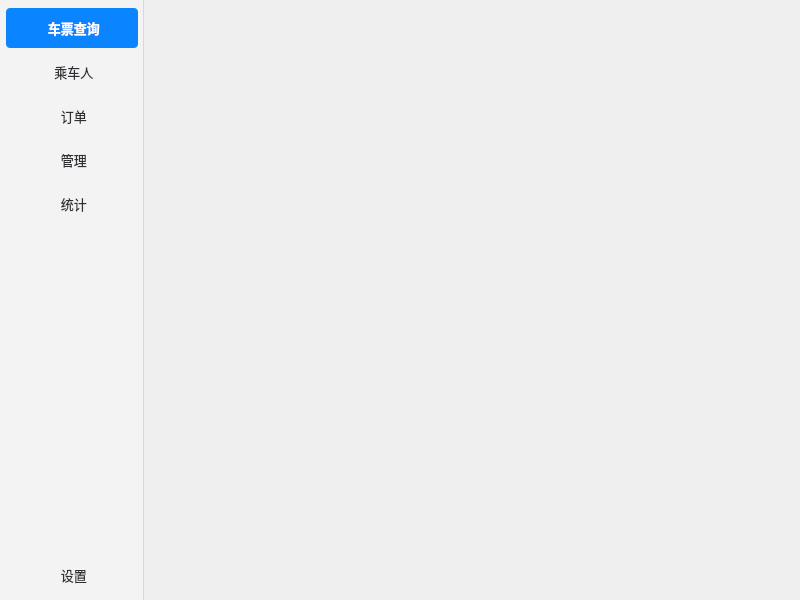
Old version of the form mainwindow.ui in the repository miunerofrade/seu-qt-summer-school.
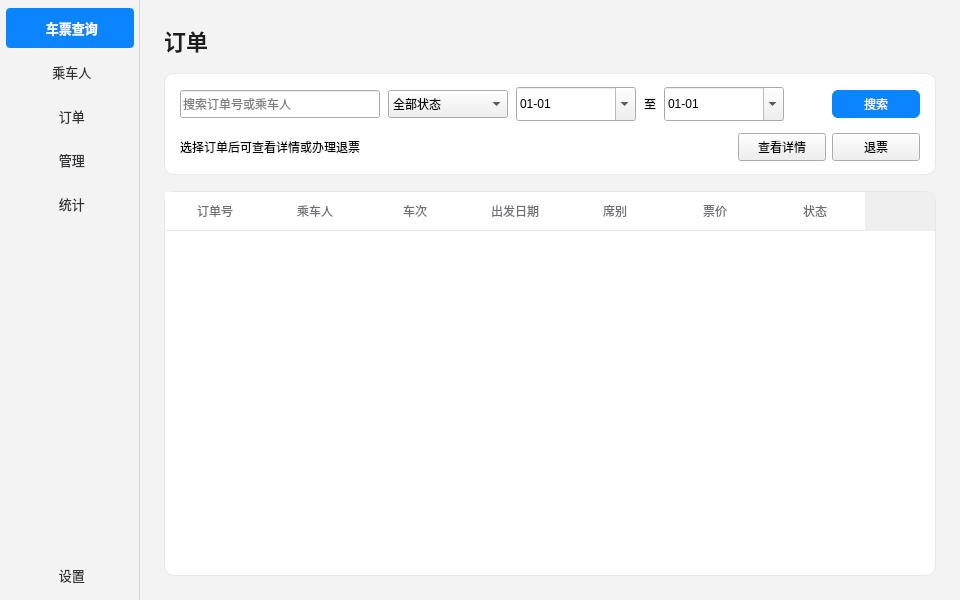
New version of the form. The open tabs and pages were chosen to show the change. Icons and pictures are not drawn. Custom widgets are drawn as their Qt base class.

Commit message: feat:增加了订单页面

What changed in the file:
```diff
--- a/mainwindow.ui
+++ b/mainwindow.ui
@@ -6,10 +6,16 @@
    <rect>
     <x>0</x>
     <y>0</y>
-    <width>800</width>
+    <width>960</width>
     <height>600</height>
    </rect>
   </property>
+  <property name="minimumSize">
+   <size>
+    <width>960</width>
+    <height>0</height>
+   </size>
+  </property>
   <property name="windowTitle">
    <string>MainWindow</string>
   </property>
@@ -34,7 +40,7 @@
      <widget class="QWidget" name="navWidget" native="true">
       <property name="minimumSize">
        <size>
-        <width>108</width>
+        <width>132</width>
         <height>0</height>
        </size>
       </property>
@@ -883,7 +889,221 @@
         </item>
        </layout>
       </widget>
-      <widget class="QWidget" name="pageOrder"/>
+      <widget class="QWidget" name="pageOrder">
+       <property name="styleSheet">
+        <string notr="true">QWidget#pageOrder {
+    background-color: #F3F3F3;
+}
+
+QLabel#labelOrderTitle {
+    color: #1D1D1F;
+    font-size: 22px;
+    font-weight: 600;
+}
+
+QWidget#orderFilterCard,
+QWidget#orderActionCard {
+    background-color: #FFFFFF;
+    border: 1px solid #E5E7EB;
+    border-radius: 10px;
+}
+
+QTableWidget#tableOrders {
+    background-color: #FFFFFF;
+    border: 1px solid #E5E7EB;
+    border-radius: 10px;
+    color: #2F3033;
+    gridline-color: #ECEDEF;
+}
+
+QTableWidget#tableOrders QHeaderView::section {
+    background-color: #FFFFFF;
+    border: none;
+    border-bottom: 1px solid #E5E7EB;
+    color: #6E6E73;
+    padding: 8px;
+}
+
+QWidget#orderFilterCard QDateEdit {
+    min-height: 28px;
+    max-height: 28px;
+}
+
+QCalendarWidget {
+    background-color: #FFFFFF;
+}
+
+QCalendarWidget QToolButton#qt_calendar_prevmonth {
+    image: url(:/icons/chevron-left.svg);
+    qproperty-iconSize: 0px 0px;
+    min-width: 28px;
+    min-height: 28px;
+    padding: 4px;
+}
+
+QCalendarWidget QToolButton#qt_calendar_nextmonth {
+    image: url(:/icons/chevron-right.svg);
+    qproperty-iconSize: 0px 0px;
+    min-width: 28px;
+    min-height: 28px;
+    padding: 4px;
+}
+
+QCalendarWidget QToolButton::menu-indicator {
+    image: url(:/icons/chevron-down.svg);
+    width: 12px;
+    height: 8px;
+    subcontrol-origin: padding;
+    subcontrol-position: center right;
+    right: 6px;
+}
+
+QPushButton#btnSearchOrders {
+    background-color: #0A84FF;
+    border: none;
+    border-radius: 6px;
+    color: #FFFFFF;
+    padding: 6px 16px;
+}
+
+QPushButton#btnSearchOrders:hover {
+    background-color: #0071E3;
+}</string>
+       </property>
+       <layout class="QVBoxLayout" name="verticalLayoutOrder">
+        <property name="spacing"><number>16</number></property>
+        <property name="leftMargin"><number>24</number></property>
+        <property name="topMargin"><number>24</number></property>
+        <property name="rightMargin"><number>24</number></property>
+        <property name="bottomMargin"><number>24</number></property>
+        <item>
+         <widget class="QLabel" name="labelOrderTitle">
+          <property name="text"><string>订单</string></property>
+         </widget>
+        </item>
+        <item>
+         <widget class="QWidget" name="orderFilterCard" native="true">
+          <layout class="QVBoxLayout" name="verticalLayoutOrderFilterCard">
+           <property name="spacing"><number>12</number></property>
+           <property name="leftMargin"><number>16</number></property>
+           <property name="topMargin"><number>14</number></property>
+           <property name="rightMargin"><number>16</number></property>
+           <property name="bottomMargin"><number>14</number></property>
+           <item>
+             <widget class="QWidget" name="orderFilterRow" native="true">
+              <layout class="QHBoxLayout" name="horizontalLayoutOrderFilters">
+               <property name="spacing"><number>8</number></property>
+               <property name="leftMargin"><number>0</number></property>
+               <property name="topMargin"><number>0</number></property>
+               <property name="rightMargin"><number>0</number></property>
+               <property name="bottomMargin"><number>0</number></property>
+               <item>
+            <widget class="QLineEdit" name="editOrderSearch">
+             <property name="minimumSize"><size><width>200</width><height>28</height></size></property>
+             <property name="placeholderText"><string>搜索订单号或乘车人</string></property>
+            </widget>
+           </item>
+           <item>
+            <widget class="QComboBox" name="comboOrderStatus">
+             <property name="minimumSize"><size><width>120</width><height>28</height></size></property>
+             <item><property name="text"><string>全部状态</string></property></item>
+             <item><property name="text"><string>未支付</string></property></item>
+             <item><property name="text"><string>已支付</string></property></item>
+             <item><property name="text"><string>已完成</string></property></item>
+             <item><property name="text"><string>已退票</string></property></item>
+            </widget>
+           </item>
+           <item>
+                  <widget class="DateEdit" name="dateOrderFrom">
+             <property name="minimumSize"><size><width>120</width><height>28</height></size></property>
+             <property name="displayFormat"><string>MM-dd</string></property>
+             <property name="calendarPopup"><bool>true</bool></property>
+            </widget>
+           </item>
+           <item>
+            <widget class="QLabel" name="labelOrderDateSeparator">
+             <property name="text"><string>至</string></property>
+             <property name="alignment"><set>Qt::AlignmentFlag::AlignCenter</set></property>
+            </widget>
+           </item>
+           <item>
+            <widget class="DateEdit" name="dateOrderTo">
+             <property name="minimumSize"><size><width>120</width><height>28</height></size></property>
+             <property name="displayFormat"><string>MM-dd</string></property>
+             <property name="calendarPopup"><bool>true</bool></property>
+            </widget>
+           </item>
+           <item>
+            <spacer name="horizontalSpacerOrderFilters">
+             <property name="orientation"><enum>Qt::Orientation::Horizontal</enum></property>
+             <property name="sizeHint" stdset="0"><size><width>40</width><height>20</height></size></property>
+            </spacer>
+           </item>
+           <item>
+           <widget class="QPushButton" name="btnSearchOrders">
+             <property name="minimumSize"><size><width>88</width><height>28</height></size></property>
+             <property name="maximumSize"><size><width>88</width><height>28</height></size></property>
+             <property name="text"><string>搜索</string></property>
+            </widget>
+           </item>
+              </layout>
+             </widget>
+            </item>
+            <item>
+             <widget class="QWidget" name="orderActionRow" native="true">
+              <layout class="QHBoxLayout" name="horizontalLayoutOrderActions">
+           <property name="leftMargin"><number>0</number></property>
+           <property name="topMargin"><number>0</number></property>
+           <property name="rightMargin"><number>0</number></property>
+           <property name="bottomMargin"><number>0</number></property>
+           <item>
+            <widget class="QLabel" name="labelOrderHint">
+             <property name="text"><string>选择订单后可查看详情或办理退票</string></property>
+            </widget>
+           </item>
+           <item>
+            <spacer name="horizontalSpacerOrderActions">
+             <property name="orientation"><enum>Qt::Orientation::Horizontal</enum></property>
+             <property name="sizeHint" stdset="0"><size><width>40</width><height>20</height></size></property>
+            </spacer>
+           </item>
+           <item>
+           <widget class="QPushButton" name="btnOrderDetails">
+             <property name="minimumSize"><size><width>88</width><height>28</height></size></property>
+             <property name="maximumSize"><size><width>88</width><height>28</height></size></property>
+             <property name="text"><string>查看详情</string></property>
+            </widget>
+           </item>
+           <item>
+           <widget class="QPushButton" name="btnRefundOrder">
+             <property name="minimumSize"><size><width>88</width><height>28</height></size></property>
+             <property name="maximumSize"><size><width>88</width><height>28</height></size></property>
+             <property name="text"><string>退票</string></property>
+            </widget>
+           </item>
+              </layout>
+             </widget>
+            </item>
+          </layout>
+         </widget>
+        </item>
+        <item>
+         <widget class="QTableWidget" name="tableOrders">
+          <property name="alternatingRowColors"><bool>true</bool></property>
+          <property name="selectionBehavior"><enum>QAbstractItemView::SelectionBehavior::SelectRows</enum></property>
+          <property name="selectionMode"><enum>QAbstractItemView::SelectionMode::SingleSelection</enum></property>
+          <property name="editTriggers"><enum>QAbstractItemView::EditTrigger::NoEditTriggers</enum></property>
+          <column><property name="text"><string>订单号</string></property></column>
+          <column><property name="text"><string>乘车人</string></property></column>
+          <column><property name="text"><string>车次</string></property></column>
+          <column><property name="text"><string>出发日期</string></property></column>
+          <column><property name="text"><string>席别</string></property></column>
+          <column><property name="text"><string>票价</string></property></column>
+          <column><property name="text"><string>状态</string></property></column>
+         </widget>
+        </item>
+       </layout>
+      </widget>
       <widget class="QWidget" name="pageAdmin"/>
       <widget class="QWidget" name="pageStatistics"/>
       <widget class="QWidget" name="pageSettings"/>
@@ -903,5 +1123,12 @@
   </widget>
  </widget>
  <resources/>
+ <customwidgets>
+  <customwidget>
+   <class>DateEdit</class>
+   <extends>QDateEdit</extends>
+   <header>dateedit.h</header>
+  </customwidget>
+ </customwidgets>
  <connections/>
 </ui>
```
Left out of the diff: 3 changed lines with no effect on the pictures. The commit also changes 5 other files.
